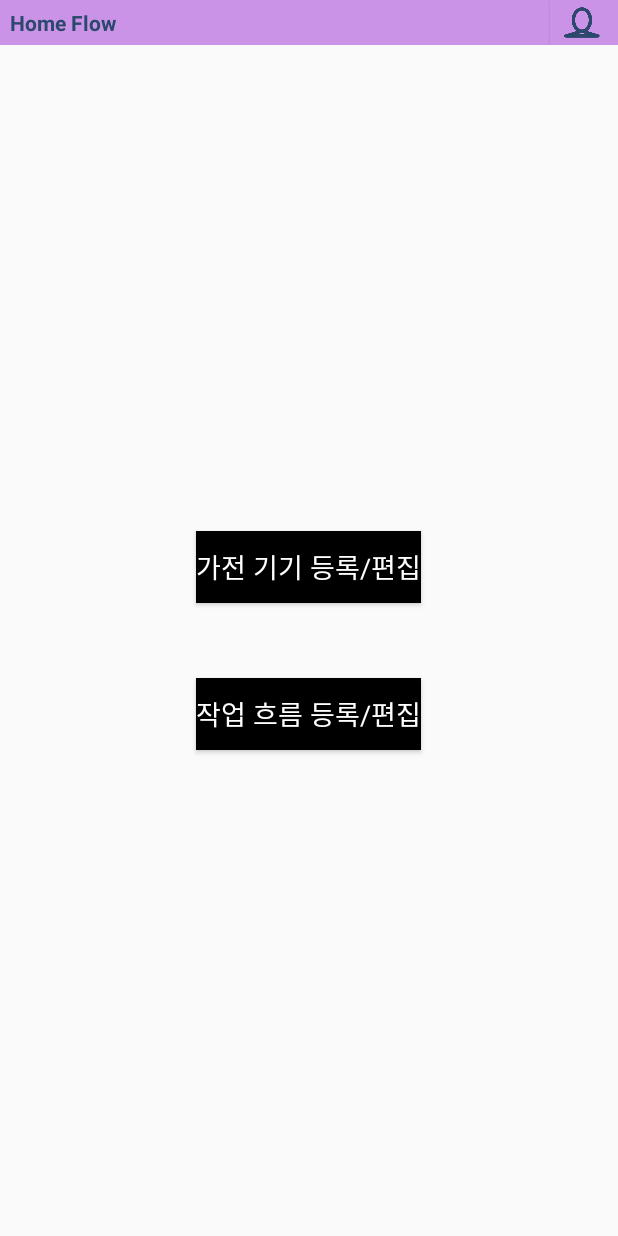
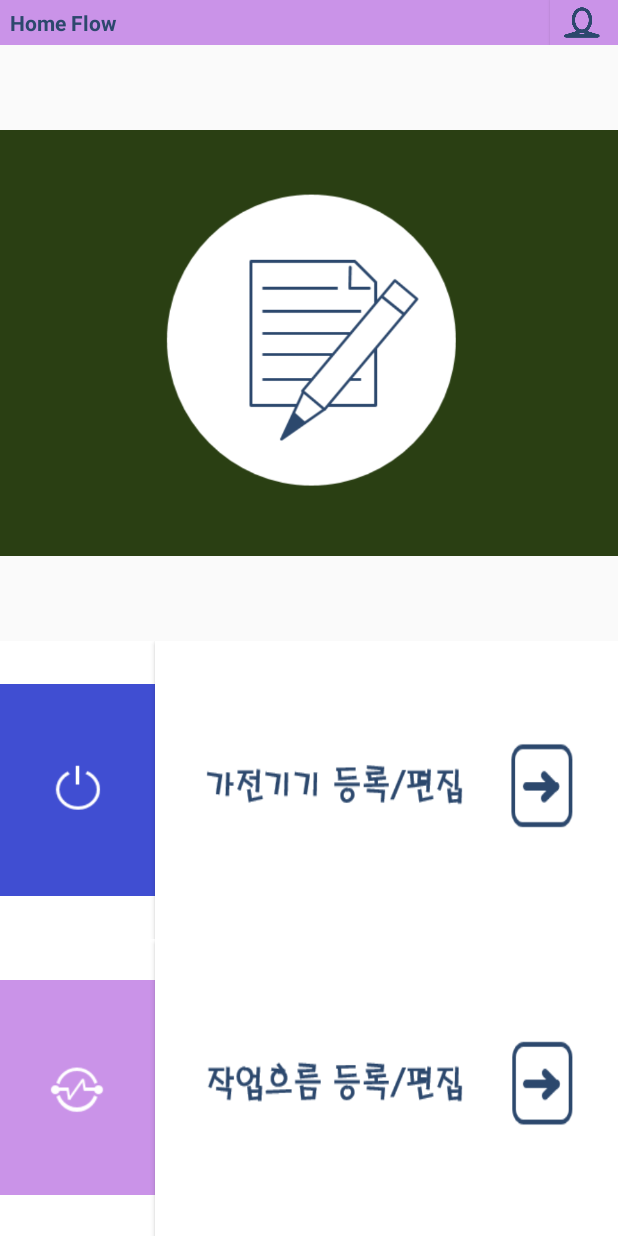
Before and after one commit to flow-er/homeflow, an Android app: the fragment EditTab placed in its activity, on a phone screen of 412 x 824 dp. Run offline under Robolectric (Android 15) with nearby library versions, the phone set to English and light mode, and no system bars; 3 statements that could not run were skipped.

Commit message:
modified edittab.xml

```diff
--- a/src/app_android/Homeflow/app/src/main/java/kookmin/cs/flower/homeflow/EditTab.java
+++ b/src/app_android/Homeflow/app/src/main/java/kookmin/cs/flower/homeflow/EditTab.java
@@ -6,6 +6,7 @@ import android.view.LayoutInflater;
 import android.view.View;
 import android.view.ViewGroup;
 import android.widget.Button;
+import android.widget.ImageView;
 
 /**
  * @brief class for showing edittab.xml layout
@@ -13,8 +14,8 @@ import android.widget.Button;
  *          If you click appli_reg_btn, applireg.xml layout will appear.
  *          If you click flow_reg_btn, flowreg.xml layout will appear.
  * @author Jinsung Choi, bugslife102401@nate.com
- * @version 0.0.2
- * @date 2015-04-06
+ * @version 0.0.4
+ * @date 2015-05-03
  */
 public class EditTab extends Fragment implements View.OnClickListener {
 
@@ -31,6 +32,16 @@ public class EditTab extends Fragment implements View.OnClickListener {
                            Bundle savedInstanceState) {
     // Inflate the layout for this fragment
     View rootView = inflater.inflate(R.layout.edittab, container, false);
+
+    ImageView imageView = (ImageView)rootView.findViewById(R.id.edittabimg);
+    imageView.setAdjustViewBounds(true);
+
+    imageView = (ImageView)rootView.findViewById(R.id.edittab_appimg);
+    imageView.setAdjustViewBounds(true);
+
+    imageView = (ImageView)rootView.findViewById(R.id.edittab_flowimg);
+    imageView.setAdjustViewBounds(true);
+
 
     Button appli_reg_btn = (Button) rootView.findViewById(R.id.appli_reg_btn);
     Button flow_reg_btn = (Button) rootView.findViewById(R.id.flow_reg_btn);
--- a/src/app_android/Homeflow/app/src/main/res/layout/edittab.xml
+++ b/src/app_android/Homeflow/app/src/main/res/layout/edittab.xml
@@ -4,23 +4,55 @@
               android:layout_width="match_parent"
               android:layout_height="match_parent"
               android:gravity="center">
+    <ImageView
+            android:id="@+id/edittabimg"
+            android:layout_width="match_parent"
+            android:layout_height="match_parent"
+            android:layout_weight="2"
+            android:src="@drawable/editor_first"/>
 
-    <Button
-            android:id="@+id/appli_reg_btn"
-            android:layout_width="wrap_content"
-            android:layout_height="wrap_content"
-            android:text="가전 기기 등록/편집"
-            android:textAppearance="?android:attr/textAppearanceMedium"
-            android:background="#FF000000"
-            android:textColor="#FFFFFFFF"/>
+    <LinearLayout
+            android:layout_width="match_parent"
+            android:layout_height="match_parent"
+            android:layout_weight="3"
+            android:orientation="horizontal"
+            android:background="#FFFFFFFF">
 
-    <Button
-            android:id="@+id/flow_reg_btn"
-            android:layout_width="wrap_content"
-            android:layout_height="wrap_content"
-            android:layout_marginTop="50dp"
-            android:text="작업 흐름 등록/편집"
-            android:textAppearance="?android:attr/textAppearanceMedium"
-            android:background="#FF000000"
-            android:textColor="#FFFFFFFF"/>
+        <ImageView
+                android:id="@+id/edittab_appimg"
+                android:layout_width="match_parent"
+                android:layout_height="match_parent"
+                android:layout_weight="3"
+                android:src="@drawable/editor_app_img"/>
+
+        <Button
+                android:id="@+id/appli_reg_btn"
+                android:layout_width="match_parent"
+                android:layout_height="match_parent"
+                android:layout_weight="1"
+                android:background="@drawable/editor_app_btn"/>
+    </LinearLayout>
+
+    <LinearLayout
+            android:layout_width="match_parent"
+            android:layout_height="match_parent"
+            android:layout_weight="3"
+            android:orientation="horizontal"
+            android:background="#FFFFFFFF">
+
+        <ImageView
+                android:id="@+id/edittab_flowimg"
+                android:layout_width="match_parent"
+                android:layout_height="match_parent"
+                android:layout_weight="3"
+                android:src="@drawable/editor_flow_img"/>
+
+        <Button
+                android:id="@+id/flow_reg_btn"
+                android:layout_width="match_parent"
+                android:layout_height="match_parent"
+                android:layout_weight="1"
+                android:background="@drawable/editor_flow_btn"/>
+    </LinearLayout>
+
 </LinearLayout>
```
Also changed, not shown: src/app_android/Homeflow/app/src/main/res/drawable/editor_app_btn.png (added), src/app_android/Homeflow/app/src/main/res/drawable/editor_app_img.png (added), src/app_android/Homeflow/app/src/main/res/drawable/editor_first.png (added), src/app_android/Homeflow/app/src/main/res/drawable/editor_flow_btn.png (added), src/app_android/Homeflow/app/src/main/res/drawable/editor_flow_img.png (added).
